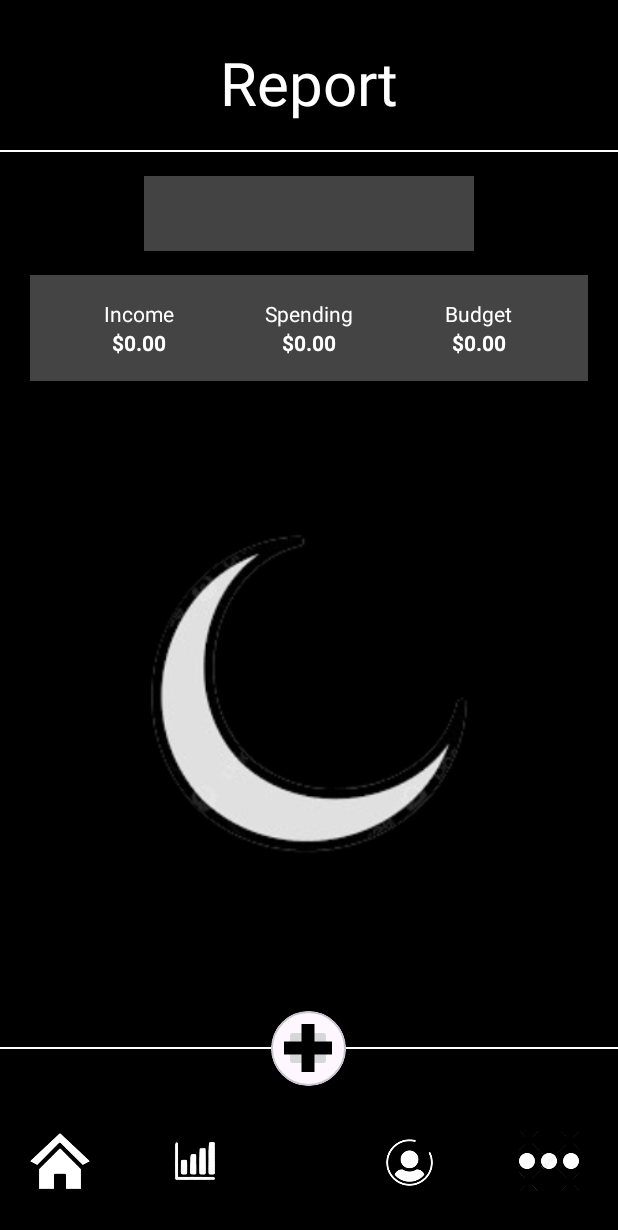
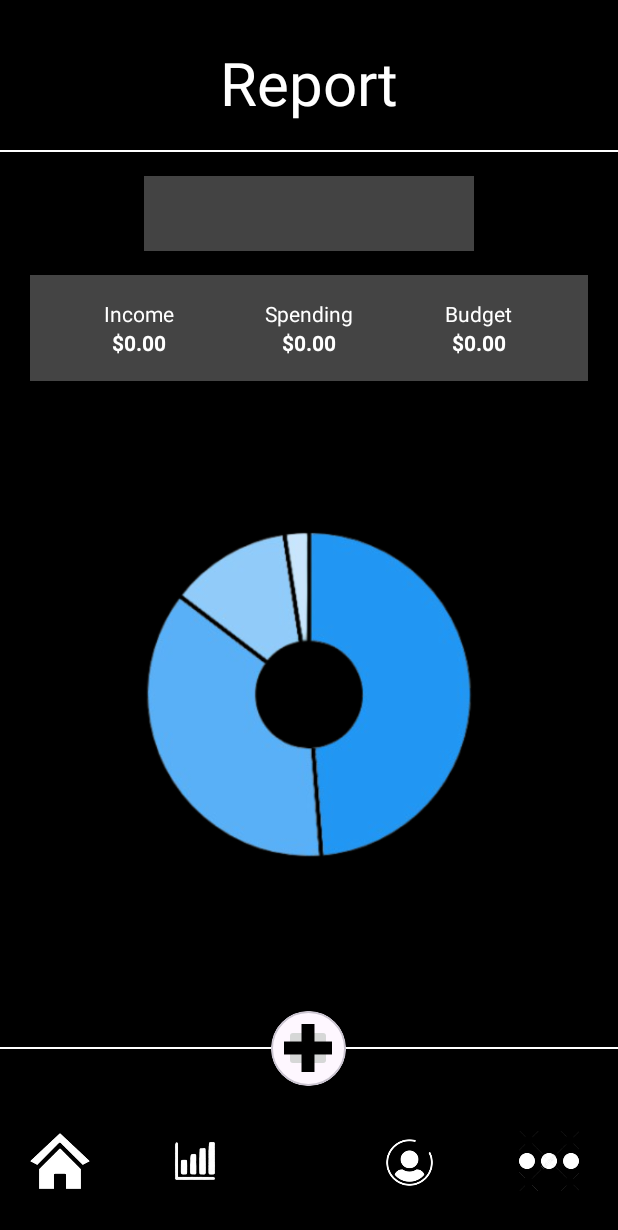
Before and after one commit to Sophea1109/MoneyApp, an Android app: the report_screen screen opened directly, with no data from a screen before it, on a phone screen of 412 x 824 dp. Shown: the top 1230 px of the screen. Run offline under Robolectric (Android 15) with nearby library versions, the phone set to English and light mode, and no system bars.

```diff
--- a/app/src/main/res/layout/report_screen.xml
+++ b/app/src/main/res/layout/report_screen.xml
@@ -114,7 +114,9 @@
         android:layout_width="280dp"
         android:layout_height="280dp"
         android:layout_marginTop="68dp"
-        android:src="@drawable/moon"
+        android:src="@drawable/donut_chart"
+        android:scaleType="centerCrop"
+        android:backgroundTint="@android:color/transparent"
         android:layout_gravity="center"/>
 
     <include layout="@layout/bottom_navigator"/>
```
Also changed, not shown: app/src/main/res/drawable/donut_chart.png (added).
